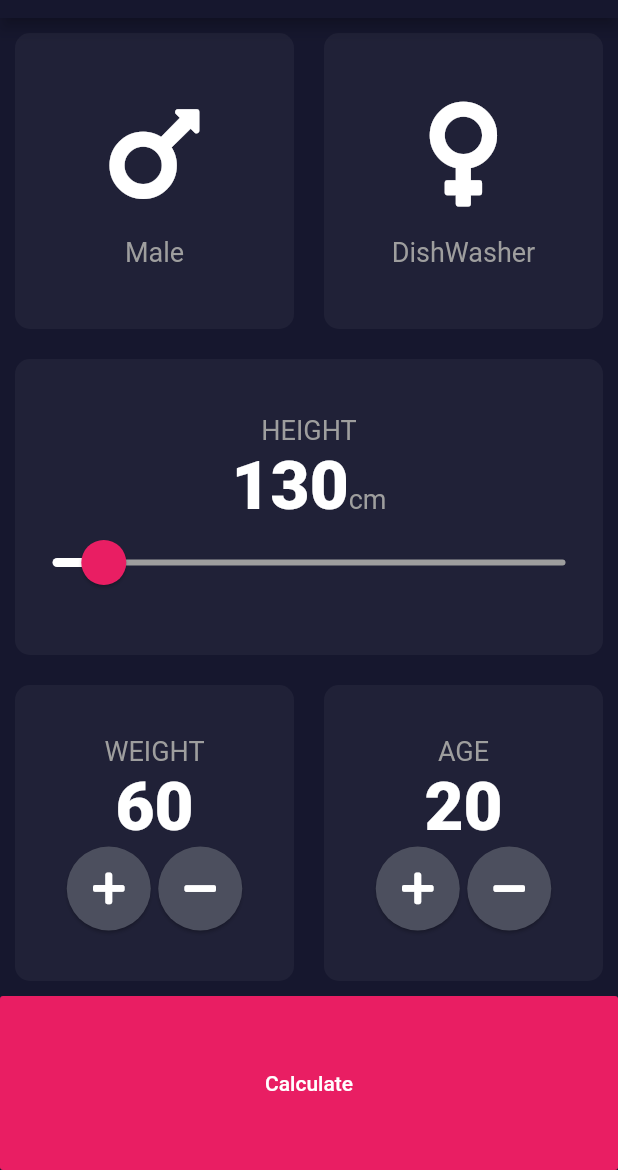
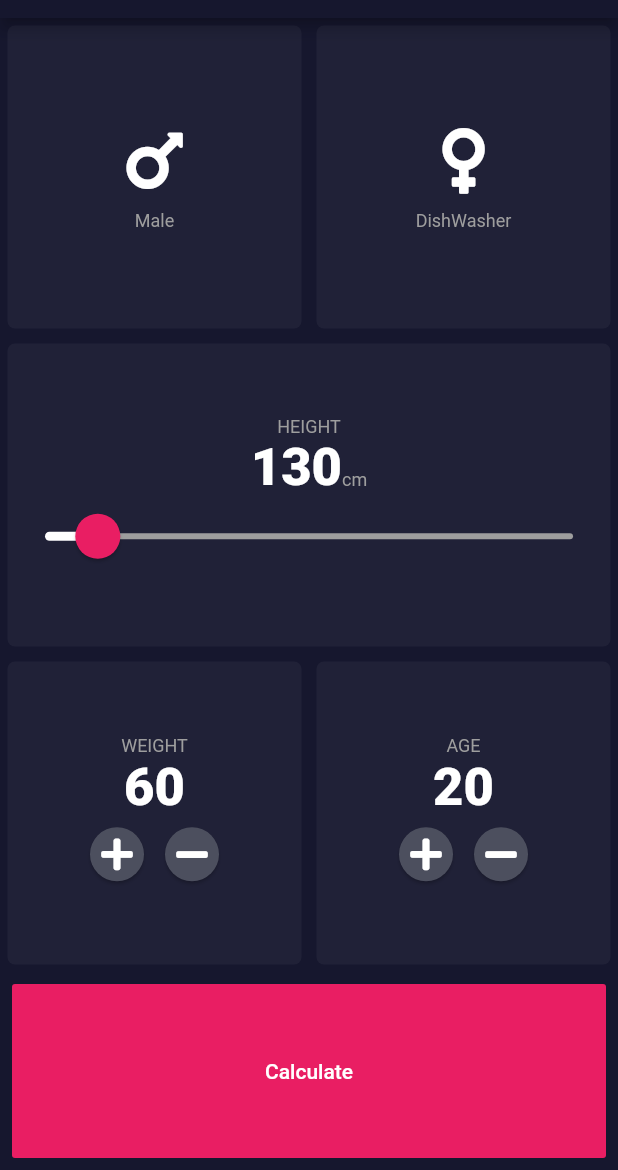
Before and after one commit to Saieeed/Bmi-calculator, a Flutter app: the screen it shows after launch, on a phone screen of 412 x 824 dp, the part 66-1236 px from its top. Run offline on Flutter 3.47's test engine with Material 2 defaults, Android fonts, the phone set to English and light mode, and no system bars; our stand-ins replace font_awesome_flutter.

```diff
--- a/lib/Icon_card.dart
+++ b/lib/Icon_card.dart
@@ -11,10 +11,10 @@ class CardView extends StatelessWidget {
       children: <Widget>[
         Icon(
           x,
-          size: 80.0,
+          size: 50.0,
         ),
         SizedBox(
-          height: 15.0,
+          height: 8.0,
         ),
         Text(
           y,
--- a/lib/constants.dart
+++ b/lib/constants.dart
@@ -1,10 +1,10 @@
 import 'package:flutter/material.dart';
 
-const KBottomHeight = 80.0;
+const KBottomHeight = 60.0;
 const Color kWhite = Color(0xFF606070);
 const Color kDarkBlue = Color(0xFFDBDAE1);
 const kActivecolor = Color(0xFF202137);
 const bottomColor = Color(0xFFFF9066);
 const kInactivecolor = Color(0xFF111328);
-const kTextstyle = TextStyle(fontSize: 18.0, color: Colors.grey) ;
-const kTextstyle2 = TextStyle(fontSize: 45.0 , fontWeight: FontWeight.w900 );
+const kTextstyle = TextStyle(fontSize: 12.0, color: Colors.grey) ;
+const kTextstyle2 = TextStyle(fontSize: 35.0 , fontWeight: FontWeight.w900 );
--- a/lib/input_page.dart
+++ b/lib/input_page.dart
@@ -15,16 +15,15 @@ class InputPage extends StatefulWidget {
 
 Widget star(BuildContext context) {
   return AlertDialog(
-                    title: Text("the best weight for you is ") ,
+    title: Text("the best weight for you is "),
     content: Text(bestweight.toString()),
-
-                          ) ;
+  );
 }
 
 int number = 130;
-int weight = 60 ;
-int age = 20 ;
-double bestweight ;
+int weight = 60;
+int age = 20;
+double bestweight;
 
 class _InputPageState extends State<InputPage> {
   @override
@@ -37,7 +36,8 @@ class _InputPageState extends State<InputPage> {
           crossAxisAlignment: CrossAxisAlignment.stretch,
           mainAxisAlignment: MainAxisAlignment.center,
           children: <Widget>[
-            Expanded(
+            Container(
+              child: Expanded(
                 child: Row(
                   children: <Widget>[
                     Expanded(
@@ -74,7 +74,9 @@ class _InputPageState extends State<InputPage> {
                   ],
                 ),
               ),
-            Expanded(
+            ),
+            Container(
+              child: Expanded(
                   child: ReusableWidge(
                 colour: kActivecolor,
                 cardChild: Column(
@@ -124,98 +126,119 @@ class _InputPageState extends State<InputPage> {
                   ],
                 ),
               )),
-            Expanded(
+            ),
+            Container(
+              child: Expanded(
                 child: Row(
                   children: <Widget>[
-                  Expanded(child:
-                   ReusableWidge(colour: kActivecolor,
-                   cardChild:Column(
+                    Expanded(
+                        child: ReusableWidge(
+                      colour: kActivecolor,
+                      cardChild: Column(
                         mainAxisAlignment: MainAxisAlignment.center,
-                     children:
-                    <Widget>[
-                          Text('WEIGHT',style: kTextstyle,),
-                          Text(weight.toString() , style: kTextstyle2,),
-
-                          Row(mainAxisAlignment: MainAxisAlignment.center,
                         children: <Widget>[
-
-                            RoundIconButton(icon: FontAwesomeIcons.plus,
-                            onpressed: (){
+                          Text(
+                            'WEIGHT',
+                            style: kTextstyle,
+                          ),
+                          Text(
+                            weight.toString(),
+                            style: kTextstyle2,
+                          ),
+                          Row(
+                            mainAxisAlignment: MainAxisAlignment.center,
+                            children: <Widget>[
+                              RoundIconButton(
+                                icon: FontAwesomeIcons.plus,
+                                onpressed: () {
                                   setState(() {
                                     weight++;
                                   });
-
-                            },),
+                                },
+                              ),
                               SizedBox(
-                              width:5.0,
-                              height:5.0,
+                                width: 2.0,
+                                height: 2.0,
                               ),
-                            RoundIconButton(icon: FontAwesomeIcons.minus,
-                            onpressed: (){
+                              RoundIconButton(
+                                icon: FontAwesomeIcons.minus,
+                                onpressed: () {
                                   setState(() {
                                     weight--;
                                   });
-                            },),
-                          ],),
-
-
-
-                   ],),
+                                },
+                              ),
+                            ],
+                          ),
+                        ],
+                      ),
                     )),
-                  Expanded(child: ReusableWidge(colour: kActivecolor,
-                  cardChild: Column(mainAxisAlignment: MainAxisAlignment.center,
+                    Container(
+                      child: Expanded(
+                          child: ReusableWidge(
+                        colour: kActivecolor,
+                        cardChild: Column(
+                          mainAxisAlignment: MainAxisAlignment.center,
                           children: <Widget>[
-                    Text('AGE',style: kTextstyle),
-                    Text(age.toString(), style: kTextstyle2,),
-                      Row(mainAxisAlignment: MainAxisAlignment.center,
+                            Text('AGE', style: kTextstyle),
+                            Text(
+                              age.toString(),
+                              style: kTextstyle2,
+                            ),
+                            Row(
+                              mainAxisAlignment: MainAxisAlignment.center,
                               children: <Widget>[
-                            RoundIconButton(icon: FontAwesomeIcons.plus,
-                            onpressed: (){
+                                RoundIconButton(
+                                  icon: FontAwesomeIcons.plus,
+                                  onpressed: () {
                                     setState(() {
                                       age++;
                                     });
-
-                            },),
+                                  },
+                                ),
                                 SizedBox(
-                              width:5.0,
-                              height:5.0,
+                                  width: 2.0,
+                                  height: 2.0,
                                 ),
-                            RoundIconButton(icon: FontAwesomeIcons.minus,
-                            onpressed: (){
+                                RoundIconButton(
+                                  icon: FontAwesomeIcons.minus,
+                                  onpressed: () {
                                     setState(() {
                                       age--;
                                     });
-                            },),
-                          ],)
-
+                                  },
+                                ),
+                              ],
+                            )
                           ],
                         ),
-                  ))
+                      )),
+                    )
                   ],
                 ),
               ),
-            FlatButton(
-              onPressed: (){
-                if(gendertype==Gender.male){
-                  bestweight = 50 +(0.91 *  (number - 152.4)) ;
+            ),
+            Padding(
+              padding: const EdgeInsets.all(8.0),
+              child: FlatButton(
+                onPressed: () {
+                  if (gendertype == Gender.male) {
+                    bestweight = 50 + (0.91 * (number - 152.4));
+                  } else {
+                    bestweight = 45.5 + (0.91 * (number - 152.4));
                   }
-                else {
-                  bestweight = 45.5 +(0.91 *  (number - 152.4)) ;
-                }
-                Navigator.push(context, MaterialPageRoute(builder: (context){
+                  Navigator.push(context, MaterialPageRoute(builder: (context) {
                     return AlertDialog(
-                    title: Text("the best weight for you is ") ,
+                      title: Text("the best weight for you is "),
                       content: Text(bestweight.toString()),
-
-                          ) ;
-                })) ;
+                    );
+                  }));
                   //print(bestweight);
                 },
-              child:
-              Text('Calculate'),
-              padding:  EdgeInsets.all(50.0),
+                child: Text('Calculate'),
+                padding: EdgeInsets.all(50.0),
                 color: Colors.pink,
-
+              ),
             )
           ],
         ));
@@ -223,22 +246,21 @@ class _InputPageState extends State<InputPage> {
 }
 
 class RoundIconButton extends StatelessWidget {
-  RoundIconButton({ @required this.icon , @required   this.onpressed});
-  final IconData icon  ;
-  final Function onpressed ;
+  RoundIconButton({@required this.icon, @required this.onpressed});
+  final IconData icon;
+  final Function onpressed;
   @override
   Widget build(BuildContext context) {
     return RawMaterialButton(
-      child: Icon(icon) ,
+      child: Icon(icon),
       elevation: 1.0,
       onPressed: onpressed,
       constraints: BoxConstraints.tightFor(
-        width: 56,
-        height: 56,
+        width: 36,
+        height: 36,
       ),
       shape: CircleBorder(),
       fillColor: Color(0xFF4C4F5E),
-
     );
   }
 }
--- a/lib/resultpage.dart
+++ /dev/null
@@ -1 +0,0 @@
-.
--- a/lib/reusable_card.dart
+++ b/lib/reusable_card.dart
@@ -12,9 +12,9 @@ class ReusableWidge extends StatelessWidget {
           onTap :onPress,
           child: Container(
           child: cardChild,
-          margin: EdgeInsets.all(10.0),
+          margin: EdgeInsets.all(5.0),
           decoration: BoxDecoration(
-            borderRadius: BorderRadius.circular(10.0),
+            borderRadius: BorderRadius.circular(5.0),
             color: colour,
           )
           ),
```
Also changed, not shown: pubspec.lock. Lines whose indentation alone changed are shown as unchanged.
